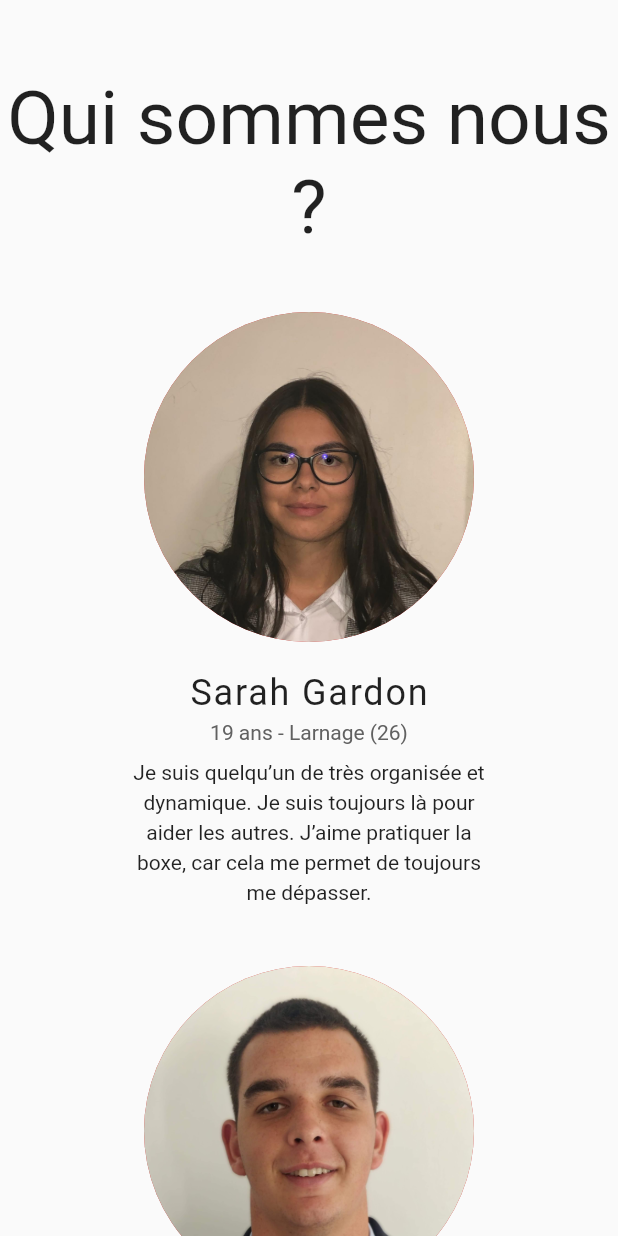
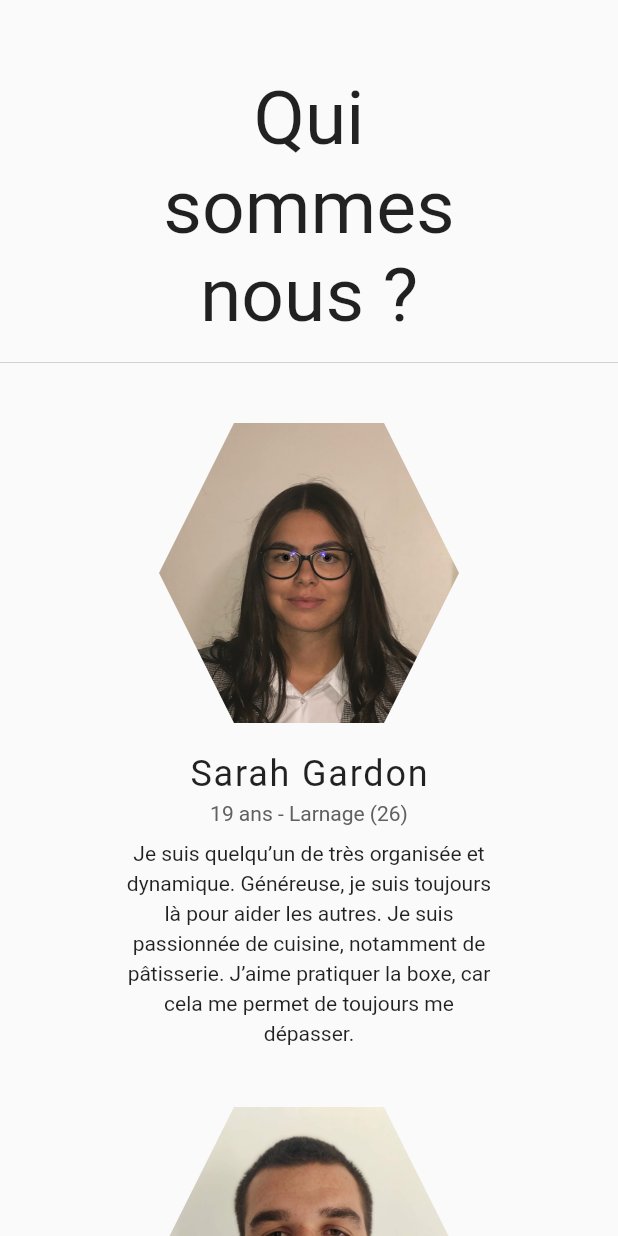
Before and after one commit to gilhardl/com_valglo, a Flutter app: the AboutUsSection widget shown alone on an empty page, opened directly, on a phone screen of 412 x 824 dp. Run offline on Flutter 3.47's test engine with Material 2 defaults, Android fonts, the phone set to English and light mode, and no system bars.

Commit message:
change photos and update design

```diff
--- a/lib/data/persons_repository.dart
+++ b/lib/data/persons_repository.dart
@@ -45,7 +45,7 @@ class PersonsRepository {
       location: 'Larnage (26)',
       picture: 'sarah.png',
       presentation:
-          'Je suis quelqu’un de très organisée et dynamique. Je suis toujours là pour aider les autres. J’aime pratiquer la boxe, car cela me permet de toujours me dépasser.',
+          'Je suis quelqu’un de très organisée et dynamique. Généreuse, je suis toujours là pour aider les autres. Je suis passionnée de cuisine, notamment de pâtisserie. J’aime pratiquer la boxe, car cela me permet de toujours me dépasser.',
     ),
   ];
 }
--- a/lib/ui/home/about_us_section.dart
+++ b/lib/ui/home/about_us_section.dart
@@ -1,5 +1,3 @@
-import 'dart:math';
-
 import 'package:flutter/material.dart';
 
 import 'package:comvalglo/providers/media_query_provider.dart';
@@ -19,26 +17,16 @@ class AboutUsSection extends StatelessWidget {
     return Column(
       children: <Widget>[
         SectionTitle('Qui sommes nous ?'),
-//        GridView.count(
-//          crossAxisCount: 2,
-//          shrinkWrap: true,
-//          children: persons
-//              .map((Person person) => PersonItem(
-//                    name: person.name,
-//                    age: person.age,
-//                    location: person.location,
-//                    picture: 'images/${person.picture}',
-//                    presentation: person.presentation,
-//                  ))
-//              .toList(),
-//        ),
-
-        Wrap(
+        ConstrainedBox(
+          constraints: BoxConstraints(
+            maxWidth: MQ.xlMaxWidth,
+          ),
+          child: Wrap(
             alignment: WrapAlignment.center,
             children: _persons
                 .map((Person person) => ConstrainedBox(
-                    constraints: BoxConstraints(
-                      minWidth: MQ.xlMaxWidth / 2,
+                      constraints: BoxConstraints.tightFor(
+                        width: MQ.xlMaxWidth / 3,
                       ),
                       child: PersonItem(
                         name: person.name,
@@ -49,6 +37,7 @@ class AboutUsSection extends StatelessWidget {
                       ),
                     ))
                 .toList(),
+          ),
         )
       ],
     );
@@ -78,14 +67,10 @@ class PersonItem extends StatelessWidget {
       child: Column(
         crossAxisAlignment: CrossAxisAlignment.center,
         children: <Widget>[
-          ConstrainedBox(
-            constraints: BoxConstraints(
-              minHeight: 220.0,
-              minWidth: 220.0,
-            ),
-            child: CircleAvatar(
-              backgroundImage: AssetImage(picture),
-            ),
+          Container(
+            height: 200.0,
+            width: 200.0,
+            child: HexagonAvatar(picture: picture),
           ),
           Padding(
             padding: const EdgeInsets.only(
@@ -124,3 +109,40 @@ class PersonItem extends StatelessWidget {
     );
   }
 }
+
+class HexagonAvatar extends StatelessWidget {
+  const HexagonAvatar({
+    Key key,
+    @required this.picture,
+  }) : super(key: key);
+
+  final String picture;
+
+  @override
+  Widget build(BuildContext context) {
+    return ClipPath(
+      child: Image.asset(picture),
+      clipper: HexagonAvatarClippper(),
+    );
+  }
+}
+
+class HexagonAvatarClippper extends CustomClipper<Path> {
+  @override
+  Path getClip(Size size) {
+    final path = Path();
+    path.lineTo(0, size.height * 0.5);
+    path.lineTo(size.width * 0.25, 0);
+    path.lineTo(size.width * 0.75, 0);
+    path.lineTo(size.width, size.height * 0.5);
+    path.lineTo(size.width * 0.75, size.height);
+    path.lineTo(size.width * 0.25, size.height);
+    path.lineTo(0, size.height * 0.5);
+
+    path.close();
+    return path;
+  }
+
+  @override
+  bool shouldReclip(CustomClipper<Path> oldClipper) => false;
+}
--- a/lib/ui/home/home_screen.dart
+++ b/lib/ui/home/home_screen.dart
@@ -13,10 +13,7 @@ class HomeScreen extends StatelessWidget {
       appBar: AppBar(
         title: Text('ComValGlo'),
       ),
-      body: SingleChildScrollView(
-        child: Column(
-          mainAxisAlignment: MainAxisAlignment.start,
-          crossAxisAlignment: CrossAxisAlignment.center,
+      body: ListView(
         children: <Widget>[
           HeroSection(),
           ConstrainedBox(
@@ -32,7 +29,6 @@ class HomeScreen extends StatelessWidget {
           ),
         ],
       ),
-      ),
     );
   }
 }
--- a/lib/ui/text.dart
+++ b/lib/ui/text.dart
@@ -12,12 +12,27 @@ class SectionTitle extends StatelessWidget {
         top: 50.0,
         bottom: 20.0,
       ),
-      child: Text(
-        text,
-        style: TextStyle(
-          fontSize: 50.0,
+      child: DecoratedBox(
+        decoration: BoxDecoration(
+            border: Border(
+                bottom: BorderSide(
+          color: Colors.grey,
+          width: 0.3,
+        ))),
+        child: Padding(
+          padding: const EdgeInsets.only(
+            left: 100.0,
+            right: 100.0,
+            bottom: 15.0,
+          ),
+          child: Text(
+            text,
+            style: TextStyle(
+              fontSize: 50.0,
+            ),
+            textAlign: TextAlign.center,
+          ),
         ),
-        textAlign: TextAlign.center,
       ),
     );
   }
--- a/pubspec.yaml
+++ b/pubspec.yaml
@@ -10,7 +10,7 @@ dependencies:
     sdk: flutter
   font_awesome_flutter: ^8.8.1
   carousel_slider: ^1.4.1
-  waterfall_flow: ^0.1.3
+  circle_wheel_scroll: ^0.0.1+1
 
 dev_dependencies:
   flutter_test:
```
Also changed, not shown: images/leo.png, images/oriane.png, pubspec.lock. Lines whose indentation alone changed are shown as unchanged.
